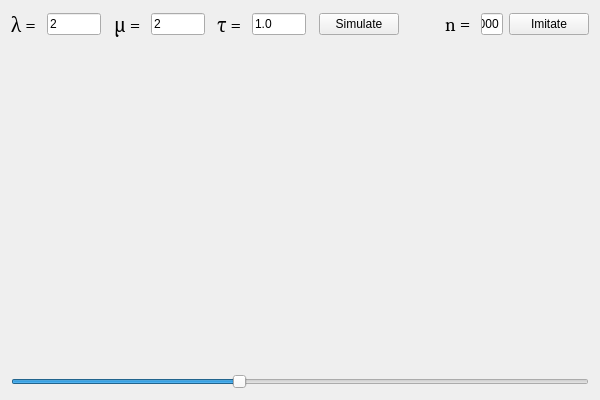
First picture: the form in Lab1_GUI/Lab1_GUI.ui, repository Cvelth/Comp_Simulation_Projects, before the edit.
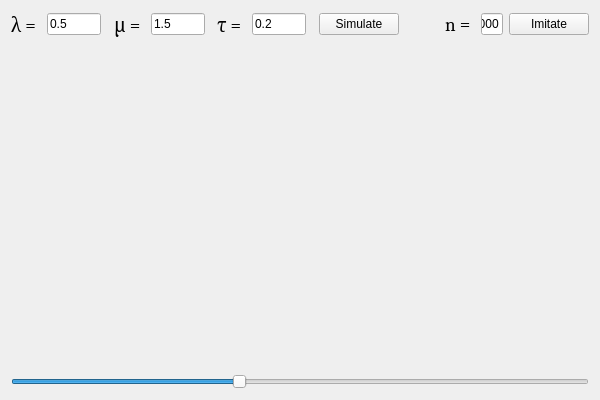
Second picture: the form after the edit.

Commit message: Output system was changed. Now both ImitationResultsWidget's are placed in one 'parent' widget.

```diff
--- a/Lab1_GUI/Lab1_GUI.ui
+++ b/Lab1_GUI/Lab1_GUI.ui
@@ -32,7 +32,7 @@
      <item>
       <widget class="QLineEdit" name="lambda">
        <property name="text">
-        <string>2</string>
+        <string>0.5</string>
        </property>
       </widget>
      </item>
@@ -65,7 +65,7 @@
      <item>
       <widget class="QLineEdit" name="mu">
        <property name="text">
-        <string>2</string>
+        <string>1.5</string>
        </property>
       </widget>
      </item>
@@ -98,7 +98,7 @@
      <item>
       <widget class="QLineEdit" name="tau">
        <property name="text">
-        <string>1.0</string>
+        <string>0.2</string>
        </property>
       </widget>
      </item>
```
The commit also changes 2 other files.
